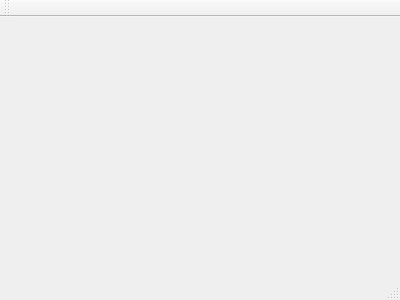
Above: mainwindow.ui from alfonsoromanz/KMeansTool before the change. Below: the same form after it.
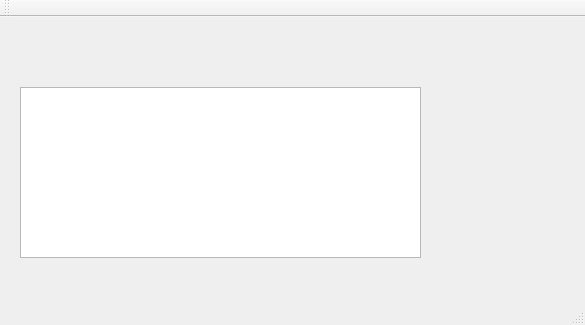
That is the form after the change.

Patch:
```diff
--- a/mainwindow.ui
+++ b/mainwindow.ui
@@ -6,14 +6,25 @@
    <rect>
     <x>0</x>
     <y>0</y>
-    <width>400</width>
-    <height>300</height>
+    <width>585</width>
+    <height>325</height>
    </rect>
   </property>
   <property name="windowTitle">
    <string>MainWindow</string>
   </property>
-  <widget class="QWidget" name="centralWidget"/>
+  <widget class="QWidget" name="centralWidget">
+   <widget class="QPlainTextEdit" name="plainTextEdit">
+    <property name="geometry">
+     <rect>
+      <x>20</x>
+      <y>70</y>
+      <width>401</width>
+      <height>171</height>
+     </rect>
+    </property>
+   </widget>
+  </widget>
   <widget class="QMenuBar" name="menuBar">
    <property name="geometry">
     <rect>
```
Left out of the diff: 2 changed lines with no effect on the pictures.
